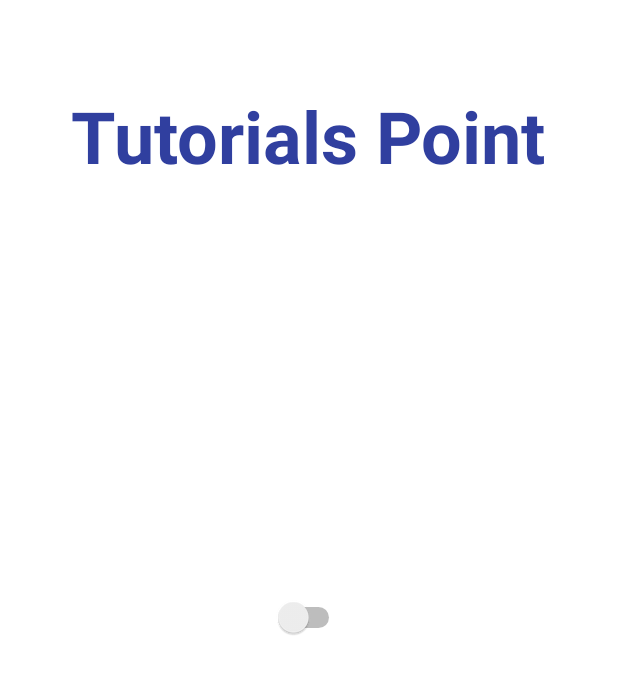
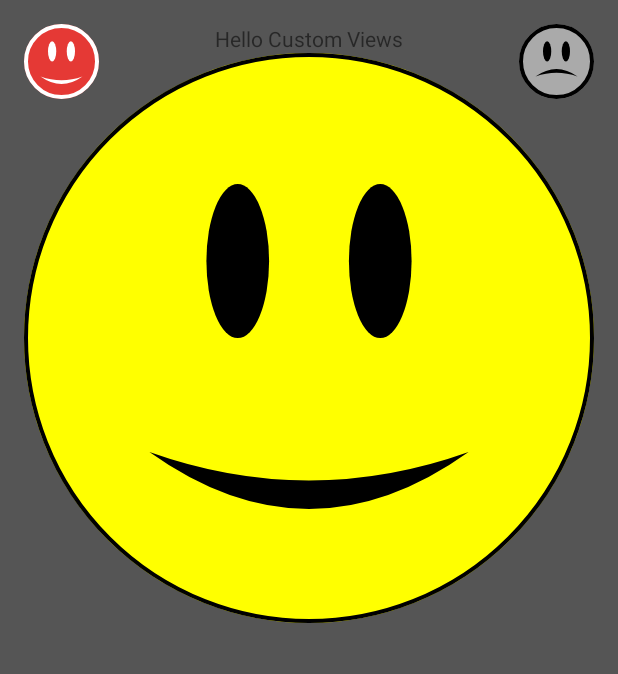
Before and after one commit to Shevy-D/Test, an Android app: the layout activity_main.xml on its own in the app's theme, with its tools: preview values and no code run, on a phone screen of 412 x 824 dp. Shown: the top 674 px of the screen. Run offline under Robolectric (Android 15) with nearby library versions, the phone set to English and light mode, and no system bars.

Commit message:
Have created the Custom View

```diff
--- /dev/null
+++ b/app/src/main/java/com/shevy/test/EmotionalFaceView.kt
@@ -0,0 +1,141 @@
+package com.shevy.test
+
+import android.content.Context
+import android.graphics.*
+import android.os.Bundle
+import android.os.Parcelable
+import android.util.AttributeSet
+import android.view.View
+import kotlin.math.min
+
+class EmotionalFaceView(context: Context?, attrs: AttributeSet?) : View(context, attrs) {
+
+    // Краска объекта для окрашивания и стилизации
+/*    private val paint = Paint(Paint.ANTI_ALIAS_FLAG)*/
+
+    companion object {
+        private const val DEFAULT_FACE_COLOR = Color.YELLOW
+        private const val DEFAULT_EYES_COLOR = Color.BLACK
+        private const val DEFAULT_MOUTH_COLOR = Color.BLACK
+        private const val DEFAULT_BORDER_COLOR = Color.BLACK
+        private const val DEFAULT_BORDER_WIDTH = 4.0f
+
+        const val HAPPY = 0L
+        const val SAD = 1L
+    }
+
+    private var faceColor = DEFAULT_FACE_COLOR
+    private var eyesColor = DEFAULT_EYES_COLOR
+    private var mouthColor = DEFAULT_MOUTH_COLOR
+    private var borderColor = DEFAULT_BORDER_COLOR
+    private var borderWidth = DEFAULT_BORDER_WIDTH
+
+    private val paint = Paint()
+    private val mouthPath = Path()
+    private var size = 0
+
+    var happinessState = HAPPY
+        set(state) {
+            field = state
+            invalidate()
+        }
+
+    init {
+        paint.isAntiAlias = true
+        setupAttributes(attrs)
+    }
+
+    private fun setupAttributes(attrs: AttributeSet?) {
+        val typedArray = context.theme.obtainStyledAttributes(attrs, R.styleable.EmotionalFaceView,
+            0, 0)
+
+        happinessState = typedArray.getInt(R.styleable.EmotionalFaceView_state, HAPPY.toInt()).toLong()
+        faceColor = typedArray.getColor(R.styleable.EmotionalFaceView_faceColor, DEFAULT_FACE_COLOR)
+        eyesColor = typedArray.getColor(R.styleable.EmotionalFaceView_eyesColor, DEFAULT_EYES_COLOR)
+        mouthColor = typedArray.getColor(R.styleable.EmotionalFaceView_mouthColor, DEFAULT_MOUTH_COLOR)
+        borderColor = typedArray.getColor(R.styleable.EmotionalFaceView_borderColor,
+            DEFAULT_BORDER_COLOR)
+        borderWidth = typedArray.getDimension(R.styleable.EmotionalFaceView_borderWidth,
+            DEFAULT_BORDER_WIDTH)
+
+        typedArray.recycle()
+    }
+
+    override fun onMeasure(widthMeasureSpec: Int, heightMeasureSpec: Int) {
+        super.onMeasure(widthMeasureSpec, heightMeasureSpec)
+
+        size = min(measuredWidth, measuredHeight)
+        setMeasuredDimension(size, size)
+    }
+
+    override fun onDraw(canvas: Canvas?) {
+        super.onDraw(canvas)
+        drawFaceBackground(canvas)
+        drawEyes(canvas)
+        drawMouth(canvas)
+    }
+
+    private fun drawMouth(canvas: Canvas?) {
+        mouthPath.reset()
+
+        mouthPath.moveTo(size * 0.22f, size * 0.7f)
+
+        if (happinessState == HAPPY) {
+            mouthPath.quadTo(size * 0.5f, size * 0.80f, size * 0.78f, size * 0.7f)
+            mouthPath.quadTo(size * 0.5f, size * 0.90f, size * 0.22f, size * 0.7f)
+        } else {
+            mouthPath.quadTo(size * 0.5f, size * 0.50f, size * 0.78f, size * 0.7f)
+            mouthPath.quadTo(size * 0.5f, size * 0.60f, size * 0.22f, size * 0.7f)
+        }
+
+        paint.color = mouthColor
+        paint.style = Paint.Style.FILL
+
+        canvas?.drawPath(mouthPath, paint)
+    }
+
+    private fun drawEyes(canvas: Canvas?) {
+        paint.color = eyesColor
+        paint.style = Paint.Style.FILL
+
+        val leftEyeRect = RectF(size * 0.32f, size * 0.23f, size * 0.43f, size * 0.50f)
+
+        canvas?.drawOval(leftEyeRect, paint)
+
+        val rightEyeRect = RectF(size * 0.57f, size * 0.23f, size * 0.68f, size * 0.50f)
+
+        canvas?.drawOval(rightEyeRect, paint)
+    }
+
+    private fun drawFaceBackground(canvas: Canvas?) {
+
+        paint.color = faceColor
+        paint.style = Paint.Style.FILL
+
+        val radius = size / 2f
+
+        canvas?.drawCircle(size / 2f, size / 2f, radius, paint)
+
+        paint.color = borderColor
+        paint.style = Paint.Style.STROKE
+        paint.strokeWidth = borderWidth
+
+        canvas?.drawCircle(size / 2f, size / 2f, radius - borderWidth / 2f, paint)
+    }
+
+    override fun onSaveInstanceState(): Parcelable {
+        val bundle = Bundle()
+        bundle.putLong("happinessState", happinessState)
+        bundle.putParcelable("superState", super.onSaveInstanceState())
+        return bundle
+    }
+
+    override fun onRestoreInstanceState(state: Parcelable) {
+        var viewState = state
+        if (viewState is Bundle) {
+            happinessState = viewState.getLong("happinessState", HAPPY)
+            viewState = viewState.getParcelable("superState")!!
+        }
+        super.onRestoreInstanceState(viewState)
+    }
+}
--- a/app/src/main/java/com/shevy/test/MainActivity.kt
+++ b/app/src/main/java/com/shevy/test/MainActivity.kt
@@ -1,69 +1,28 @@
 package com.shevy.test
 
-import android.content.BroadcastReceiver
-import android.content.Context
-import android.content.Intent
-import android.content.IntentFilter
-import android.net.wifi.WifiManager
+import android.annotation.SuppressLint
 import android.os.Bundle
-import android.widget.Switch
-import android.widget.Toast
 import androidx.appcompat.app.AppCompatActivity
-import androidx.fragment.app.FragmentTransaction
 import com.shevy.test.databinding.ActivityMainBinding
-import com.shevy.test.services.MyService
-import com.shevy.test.ui.main.Fragment1
-import com.shevy.test.ui.main.Fragment2
-import com.shevy.test.ui.main.Fragment3
 
 class MainActivity : AppCompatActivity() {
 
     private lateinit var binding: ActivityMainBinding
 
-    lateinit var wifiSwitch: Switch
-    lateinit var wifiManager: WifiManager
-
+    @SuppressLint("UseCompatLoadingForDrawables")
     override fun onCreate(savedInstanceState: Bundle?) {
         super.onCreate(savedInstanceState)
         binding = ActivityMainBinding.inflate(layoutInflater).apply { setContentView(root) }
 
-        title = "KotlinApp"
-        wifiSwitch = binding.wifiSwitch
-        wifiManager = applicationContext.getSystemService(Context.WIFI_SERVICE) as WifiManager
-        wifiSwitch.setOnCheckedChangeListener { _, isChecked ->
-            if (isChecked) {
-                wifiManager.isWifiEnabled = true
-                wifiSwitch.text = "WiFi is ON"
-            } else {
-                wifiManager.isWifiEnabled = false
-                wifiSwitch.text = "WiFi is OFF"
-            }
+        title = "Emotional Face"
+        supportActionBar?.setBackgroundDrawable(getDrawable(R.color.colorPrimary))
+
+        binding.happyButton.setOnClickListener {
+            binding.emotionalFaceView.happinessState = EmotionalFaceView.HAPPY
         }
-    }
-    override fun onStart() {
-        super.onStart()
-        val intentFilter = IntentFilter(WifiManager.WIFI_STATE_CHANGED_ACTION)
-        registerReceiver(wifiStateReceiver, intentFilter)
-    }
-    override fun onStop() {
-        super.onStop()
-        unregisterReceiver(wifiStateReceiver)
-    }
-    private val wifiStateReceiver: BroadcastReceiver = object : BroadcastReceiver() {
-        override fun onReceive(context: Context, intent: Intent) {
-            when (intent.getIntExtra(WifiManager.EXTRA_WIFI_STATE,
-                WifiManager.WIFI_STATE_UNKNOWN)) {
-                WifiManager.WIFI_STATE_ENABLED -> {
-                    wifiSwitch.isChecked = true
-                    wifiSwitch.text = "WiFi is ON"
-                    Toast.makeText(this@MainActivity, "Wifi is On", Toast.LENGTH_SHORT).show()
-                }
-                WifiManager.WIFI_STATE_DISABLED -> {
-                    wifiSwitch.isChecked = false
-                    wifiSwitch.text = "WiFi is OFF"
-                    Toast.makeText(this@MainActivity, "Wifi is Off", Toast.LENGTH_SHORT).show()
-                }
-            }
+
+        binding.sadButton.setOnClickListener{
+            binding.emotionalFaceView.happinessState = EmotionalFaceView.SAD
         }
     }
 }
--- a/app/src/main/res/layout/activity_main.xml
+++ b/app/src/main/res/layout/activity_main.xml
@@ -1,23 +1,51 @@
 <?xml version="1.0" encoding="utf-8"?>
 <RelativeLayout xmlns:android="http://schemas.android.com/apk/res/android"
+    xmlns:app="http://schemas.android.com/apk/res-auto"
     xmlns:tools="http://schemas.android.com/tools"
     android:layout_width="match_parent"
     android:layout_height="match_parent"
-    tools:context=".MainActivity">
+    android:background="@color/dark_grey"
+    android:padding="@dimen/screen_padding"
+    tools:context="MainActivity">
+
     <TextView
-        android:id="@+id/textView"
-        android:layout_width="wrap_content"
-        android:layout_height="wrap_content"
-        android:layout_centerHorizontal="true"
-        android:layout_marginTop="50dp"
-        android:padding="8dp"
-        android:text="Tutorials Point"
-        android:textColor="@color/colorPrimaryDark"
-        android:textSize="48sp"
-        android:textStyle="bold" />
-    <Switch
-        android:id="@+id/wifiSwitch"
-        android:layout_width="wrap_content"
-        android:layout_height="wrap_content"
-        android:layout_centerInParent="true" />
+        android:id = "@+id/textView"
+        android:layout_width = "wrap_content"
+        android:layout_height = "wrap_content"
+        android:layout_alignParentTop = "true"
+        android:layout_centerHorizontal = "true"
+        android:text = "Hello Custom Views" />
+
+    <!--Full path for the cusom view -->
+    <com.shevy.test.EmotionalFaceView
+        android:id="@+id/emotionalFaceView"
+        android:layout_width="match_parent"
+        android:layout_height="match_parent"
+        android:layout_centerInParent="true"
+        android:layout_below="@+id/textView" />
+
+    <com.shevy.test.EmotionalFaceView
+        android:id="@+id/happyButton"
+        android:layout_width="@dimen/face_button_dimen"
+        android:layout_height="@dimen/face_button_dimen"
+        android:layout_alignParentLeft="true"
+        android:layout_alignParentStart="true"
+        app:borderColor="@color/white"
+        app:eyesColor="@color/white"
+        app:faceColor="@color/red"
+        app:mouthColor="@color/white"
+        app:state="happy" />
+
+    <com.shevy.test.EmotionalFaceView
+        android:id="@+id/sadButton"
+        android:layout_width="@dimen/face_button_dimen"
+        android:layout_height="@dimen/face_button_dimen"
+        android:layout_alignParentEnd="true"
+        android:layout_alignParentRight="true"
+        app:borderColor="@color/black"
+        app:eyesColor="@color/black"
+        app:faceColor="@color/light_grey"
+        app:mouthColor="@color/black"
+        app:state="sad" />
+
 </RelativeLayout>
--- /dev/null
+++ b/app/src/main/res/values/attrs.xml
@@ -0,0 +1,14 @@
+<?xml version="1.0" encoding="utf-8"?>
+<resources>
+    <declare-styleable name="EmotionalFaceView">
+        <attr name="faceColor" format="color" />
+        <attr name="eyesColor" format="color" />
+        <attr name="mouthColor" format="color" />
+        <attr name="borderColor" format="color" />
+        <attr name="borderWidth" format="dimension" />
+        <attr name="state" format="enum">
+            <enum name="happy" value="0" />
+            <enum name="sad" value="1" />
+        </attr>
+    </declare-styleable>
+</resources>
--- a/app/src/main/res/values/colors.xml
+++ b/app/src/main/res/values/colors.xml
@@ -8,7 +8,11 @@
     <color name="black">#FF000000</color>
     <color name="white">#FFFFFFFF</color>
 
-    <color name="colorPrimary">#3F51B5</color>
-    <color name="colorPrimaryDark">#303F9F</color>
+    <color name="colorPrimary">#212121</color>
+    <color name="colorPrimaryDark">#000000</color>
     <color name="colorAccent">#FF4081</color>
+
+    <color name="red">#e53935</color>
+    <color name="light_grey">#AAAAAA</color>
+    <color name="dark_grey">#555555</color>
 </resources>
--- a/app/src/main/res/values/dimens.xml
+++ b/app/src/main/res/values/dimens.xml
@@ -6,4 +6,7 @@
     <dimen name="appbar_padding">16dp</dimen>
     <dimen name="fab_margin">16dp</dimen>
     <dimen name="appbar_padding_top">8dp</dimen>
+
+    <dimen name="face_button_dimen">50dp</dimen>
+    <dimen name="screen_padding">16dp</dimen>
 </resources>
--- a/app/src/main/res/values/themes.xml
+++ b/app/src/main/res/values/themes.xml
@@ -10,7 +10,7 @@
         <item name="colorSecondaryVariant">@color/teal_700</item>
         <item name="colorOnSecondary">@color/black</item>
         <!-- Status bar color. -->
-        <item name="android:statusBarColor" tools:targetApi="l">?attr/colorPrimaryVariant</item>
+        <item name="android:statusBarColor" >@color/black</item>
         <!-- Customize your theme here. -->
     </style>
 </resources>
```
